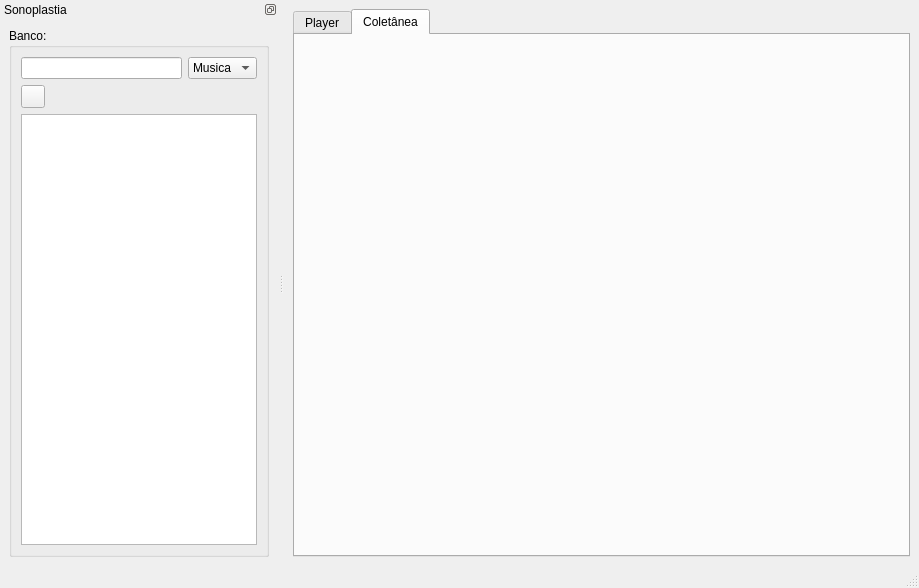
This is TelaInicial.ui in Deivison07/public_projSono as Qt 5 draws it before an edit. The edited form follows.
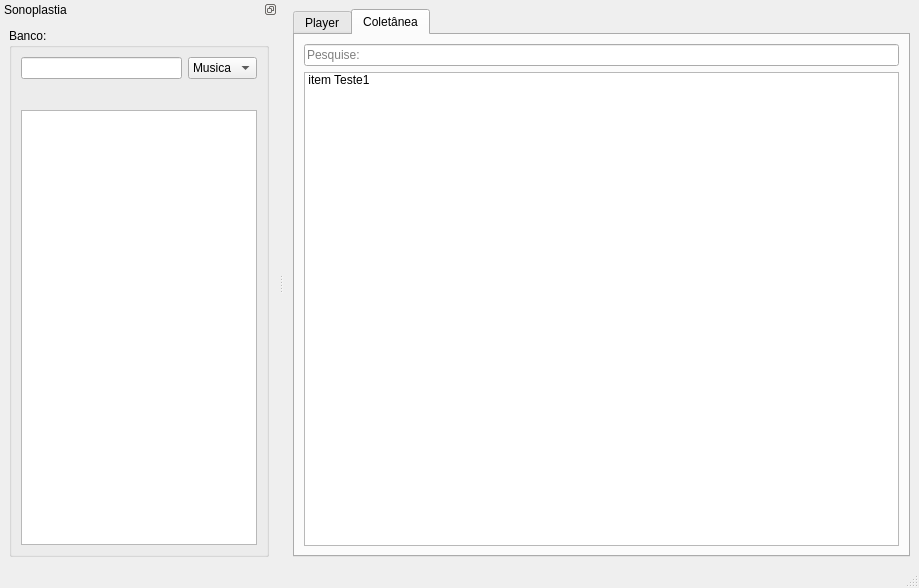
This is the edited form. The open tabs and pages were chosen to show the change. Icons and pictures are not drawn.

Commit message: comeco de manipulacao de coletaneas

What changed in the file:
```diff
--- a/TelaInicial.ui
+++ b/TelaInicial.ui
@@ -493,6 +493,68 @@
        <attribute name="title">
         <string>Coletânea</string>
        </attribute>
+       <layout class="QVBoxLayout" name="verticalLayout_4">
+        <item>
+         <widget class="QLineEdit" name="lineEdit">
+          <property name="inputMask">
+           <string/>
+          </property>
+          <property name="text">
+           <string/>
+          </property>
+          <property name="placeholderText">
+           <string>Pesquise:</string>
+          </property>
+         </widget>
+        </item>
+        <item>
+         <widget class="QListWidget" name="lista_coletanea">
+          <property name="iconSize">
+           <size>
+            <width>172</width>
+            <height>250</height>
+           </size>
+          </property>
+          <property name="movement">
+           <enum>QListView::Static</enum>
+          </property>
+          <property name="resizeMode">
+           <enum>QListView::Adjust</enum>
+          </property>
+          <property name="layoutMode">
+           <enum>QListView::Batched</enum>
+          </property>
+          <property name="spacing">
+           <number>2</number>
+          </property>
+          <property name="viewMode">
+           <enum>QListView::IconMode</enum>
+          </property>
+          <property name="modelColumn">
+           <number>0</number>
+          </property>
+          <property name="uniformItemSizes">
+           <bool>true</bool>
+          </property>
+          <property name="wordWrap">
+           <bool>false</bool>
+          </property>
+          <property name="sortingEnabled">
+           <bool>false</bool>
+          </property>
+          <item>
+           <property name="text">
+            <string>item Teste1</string>
+           </property>
+           <property name="icon">
+            <iconset>
+             <normalon>iconesColetanea/adoradores.jpg</normalon>
+            </iconset>
+           </property>
+          </item>
+         </widget>
+        </item>
+       </layout>
       </widget>
      </widget>
     </item>
@@ -560,6 +622,9 @@
             <property name="toolTip">
              <string>&lt;html&gt;&lt;head/&gt;&lt;body&gt;&lt;p&gt;Adicionar a playList&lt;/p&gt;&lt;/body&gt;&lt;/html&gt;</string>
             </property>
+            <property name="styleSheet">
+             <string notr="true">border-radius: 10px;</string>
+            </property>
             <property name="text">
              <string/>
             </property>
```
Left out of the diff: 30 changed lines with no effect on the pictures. The commit also changes 5 other files.
